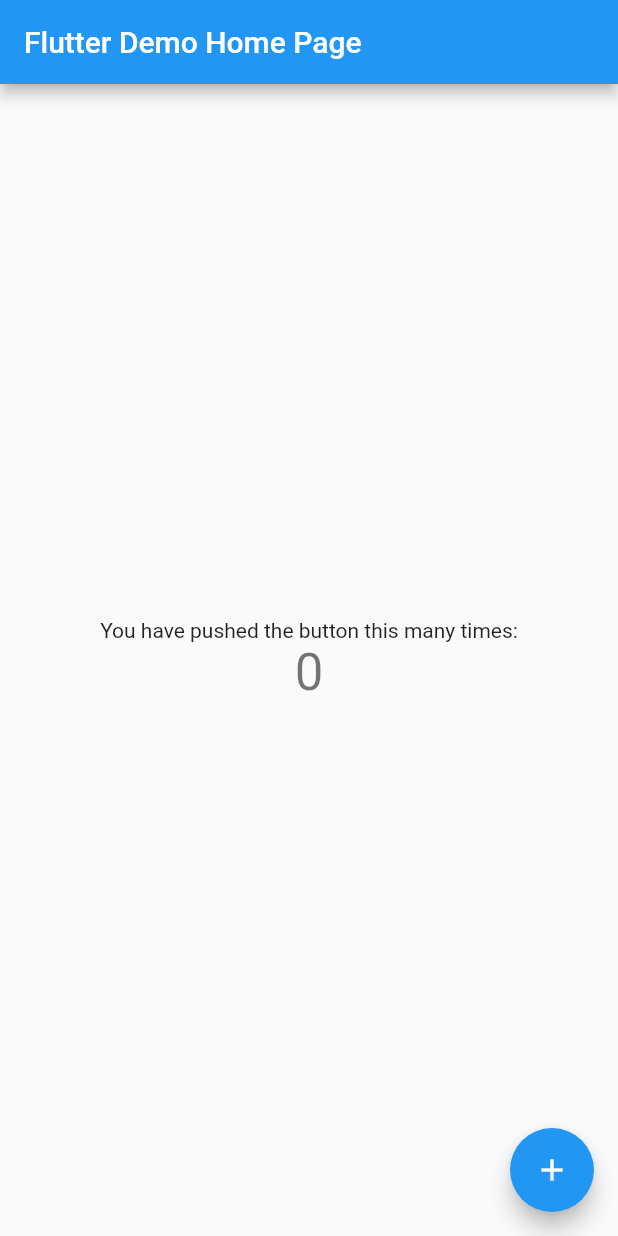
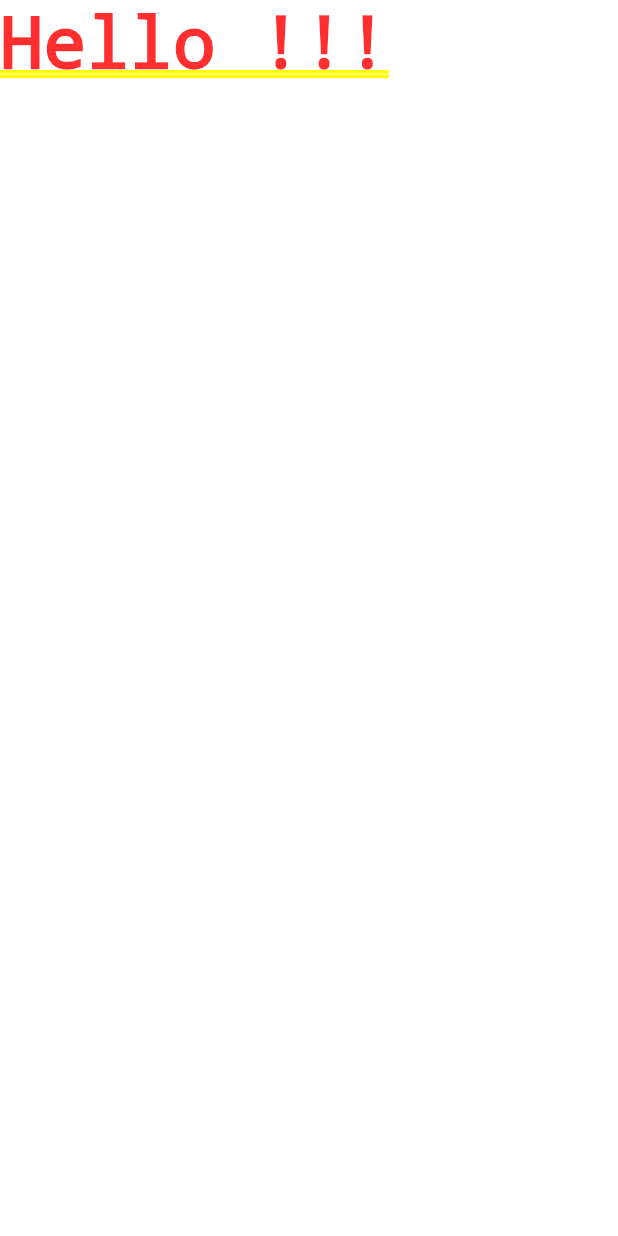
Before and after one commit to VictorParodi/pics, a Flutter app: the screen it shows after launch, on a phone screen of 412 x 824 dp. Run offline on Flutter 3.47's test engine with Material 2 defaults, Android fonts, the phone set to English and light mode, and no system bars.

```diff
--- a/lib/main.dart
+++ b/lib/main.dart
@@ -1,111 +1,9 @@
 import 'package:flutter/material.dart';
 
-void main() => runApp(MyApp());
+void main() {
+  var app = MaterialApp(
+    home: Text('Hello !!!'),
+  );
 
-class MyApp extends StatelessWidget {
-  // This widget is the root of your application.
-  @override
-  Widget build(BuildContext context) {
-    return MaterialApp(
-      title: 'Flutter Demo',
-      theme: ThemeData(
-        // This is the theme of your application.
-        //
-        // Try running your application with "flutter run". You'll see the
-        // application has a blue toolbar. Then, without quitting the app, try
-        // changing the primarySwatch below to Colors.green and then invoke
-        // "hot reload" (press "r" in the console where you ran "flutter run",
-        // or simply save your changes to "hot reload" in a Flutter IDE).
-        // Notice that the counter didn't reset back to zero; the application
-        // is not restarted.
-        primarySwatch: Colors.blue,
-      ),
-      home: MyHomePage(title: 'Flutter Demo Home Page'),
-    );
-  }
+  runApp(app);
 }
-
-class MyHomePage extends StatefulWidget {
-  MyHomePage({Key key, this.title}) : super(key: key);
-
-  // This widget is the home page of your application. It is stateful, meaning
-  // that it has a State object (defined below) that contains fields that affect
-  // how it looks.
-
-  // This class is the configuration for the state. It holds the values (in this
-  // case the title) provided by the parent (in this case the App widget) and
-  // used by the build method of the State. Fields in a Widget subclass are
-  // always marked "final".
-
-  final String title;
-
-  @override
-  _MyHomePageState createState() => _MyHomePageState();
-}
-
-class _MyHomePageState extends State<MyHomePage> {
-  int _counter = 0;
-
-  void _incrementCounter() {
-    setState(() {
-      // This call to setState tells the Flutter framework that something has
-      // changed in this State, which causes it to rerun the build method below
-      // so that the display can reflect the updated values. If we changed
-      // _counter without calling setState(), then the build method would not be
-      // called again, and so nothing would appear to happen.
-      _counter++;
-    });
-  }
-
-  @override
-  Widget build(BuildContext context) {
-    // This method is rerun every time setState is called, for instance as done
-    // by the _incrementCounter method above.
-    //
-    // The Flutter framework has been optimized to make rerunning build methods
-    // fast, so that you can just rebuild anything that needs updating rather
-    // than having to individually change instances of widgets.
-    return Scaffold(
-      appBar: AppBar(
-        // Here we take the value from the MyHomePage object that was created by
-        // the App.build method, and use it to set our appbar title.
-        title: Text(widget.title),
-      ),
-      body: Center(
-        // Center is a layout widget. It takes a single child and positions it
-        // in the middle of the parent.
-        child: Column(
-          // Column is also layout widget. It takes a list of children and
-          // arranges them vertically. By default, it sizes itself to fit its
-          // children horizontally, and tries to be as tall as its parent.
-          //
-          // Invoke "debug painting" (press "p" in the console, choose the
-          // "Toggle Debug Paint" action from the Flutter Inspector in Android
-          // Studio, or the "Toggle Debug Paint" command in Visual Studio Code)
-          // to see the wireframe for each widget.
-          //
-          // Column has various properties to control how it sizes itself and
-          // how it positions its children. Here we use mainAxisAlignment to
-          // center the children vertically; the main axis here is the vertical
-          // axis because Columns are vertical (the cross axis would be
-          // horizontal).
-          mainAxisAlignment: MainAxisAlignment.center,
-          children: <Widget>[
-            Text(
-              'You have pushed the button this many times:',
-            ),
-            Text(
-              '$_counter',
-              style: Theme.of(context).textTheme.display1,
-            ),
-          ],
-        ),
-      ),
-      floatingActionButton: FloatingActionButton(
-        onPressed: _incrementCounter,
-        tooltip: 'Increment',
-        child: Icon(Icons.add),
-      ), // This trailing comma makes auto-formatting nicer for build methods.
-    );
-  }
-}
```
